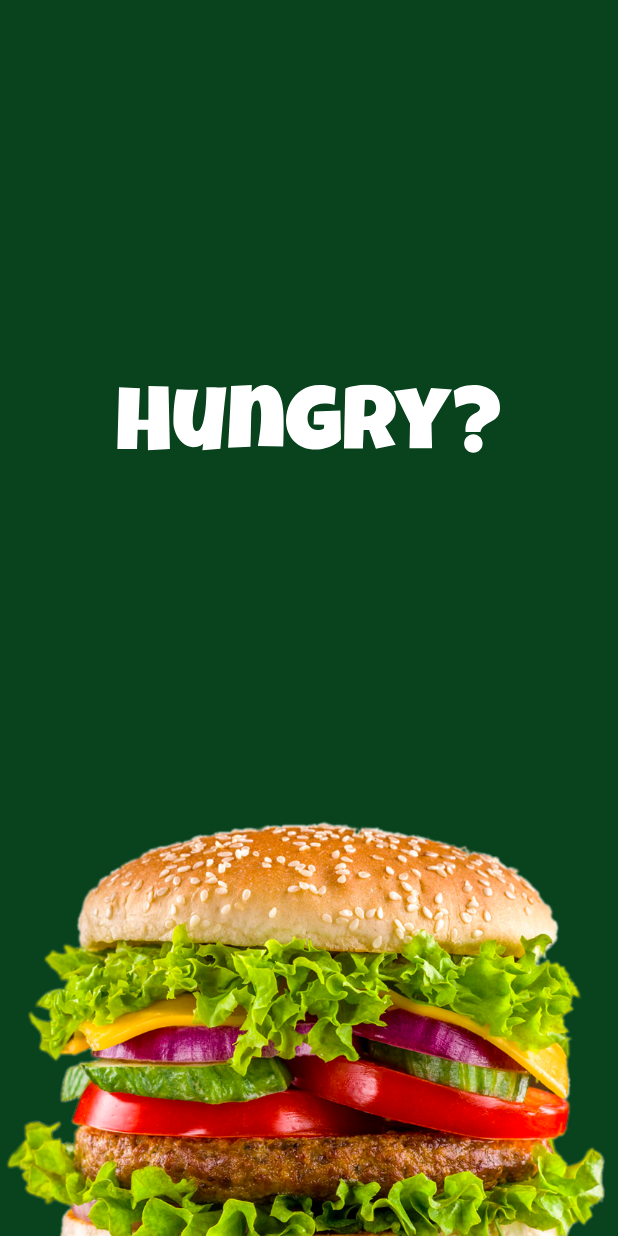
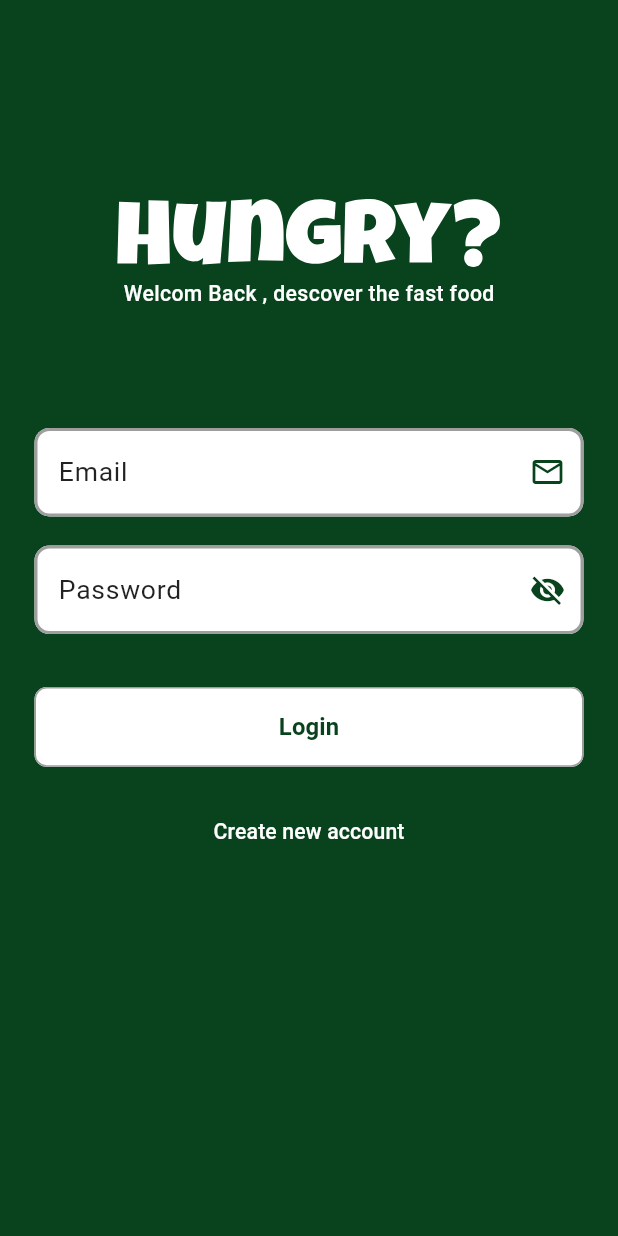
Before and after one commit to Mahfouz28/hangery, a Flutter app: the screen it shows after launch, on a phone screen of 412 x 824 dp. Run offline on Flutter 3.47's test engine with Material 3 defaults, Android fonts, the light colour scheme and no system bars; our stand-ins replace flutter_screenutil, flutter_svg.

Commit message:
add login and signup pages

```diff
--- a/lib/core/routing/app_router.dart
+++ b/lib/core/routing/app_router.dart
@@ -1,14 +1,23 @@
 import 'package:flutter/material.dart';
 import 'package:hangery/core/routing/routs.dart';
+import 'package:hangery/featuer/auth/view/login_view.dart';
+import 'package:hangery/featuer/auth/view/sign_up_view.dart';
 import 'package:hangery/splash_screen.dart';
 
 class AppRouter {
   Route generateRoute(RouteSettings settings) {
     switch (settings.name) {
       case Routs.splashScreen:
-        return MaterialPageRoute(builder: (_) => const SplashScreen());
+        return MaterialPageRoute(builder: (_) => SplashScreen());
+
+      case Routs.loginView:
+        return MaterialPageRoute(builder: (_) => LoginView());
+
+      case Routs.signUp:
+        return MaterialPageRoute(builder: (_) => SignUpView());
+
       default:
-        return MaterialPageRoute(builder: (_) => const Text('Error'));
+        return MaterialPageRoute(builder: (_) => Text('Error'));
     }
   }
 }
--- a/lib/core/routing/routs.dart
+++ b/lib/core/routing/routs.dart
@@ -1,3 +1,5 @@
 class Routs {
   static const String splashScreen = '/splashScreen';
+  static const String loginView = '/loginView';
+  static const String signUp = '/signUp';
 }
--- /dev/null
+++ b/lib/core/sheard/widgets/app_text_feild.dart
@@ -0,0 +1,106 @@
+import 'package:flutter/material.dart';
+import 'package:flutter_screenutil/flutter_screenutil.dart';
+import 'package:hangery/core/constant/app_colors.dart';
+
+class AppTextFeild extends StatefulWidget {
+  final String? hintText;
+  final Widget? suffixIcon;
+  final bool? obscureText;
+  final TextEditingController? controller;
+  final Function(String)? onChanged;
+  final Function()? onTap;
+  final Function(String)? onFieldSubmitted;
+  final TextInputType? keyboardType;
+  final String? Function(String?)? validator;
+  final Color? fillColor;
+  final String? labelText;
+
+  const AppTextFeild({
+    super.key,
+    this.hintText,
+    this.suffixIcon,
+    this.obscureText,
+    this.controller,
+    this.onChanged,
+    this.onTap,
+    this.onFieldSubmitted,
+    this.keyboardType,
+    this.validator,
+    this.labelText,
+    this.fillColor,
+  });
+
+  @override
+  State<AppTextFeild> createState() => _AppTextFeildState();
+}
+
+class _AppTextFeildState extends State<AppTextFeild> {
+  late bool isObscure;
+
+  @override
+  void initState() {
+    super.initState();
+    isObscure = widget.obscureText ?? false;
+  }
+
+  void toggleObscureText() {
+    setState(() {
+      isObscure = !isObscure;
+    });
+  }
+
+  @override
+  Widget build(BuildContext context) {
+    return TextFormField(
+      cursorColor: AppColors.primaryColor,
+      style: TextStyle(
+        color: AppColors.primaryColor,
+        fontWeight: FontWeight.w600,
+        fontSize: 20.sp,
+      ),
+      controller: widget.controller,
+      onChanged: widget.onChanged,
+      onTap: widget.onTap,
+      onFieldSubmitted: widget.onFieldSubmitted,
+      keyboardType: widget.keyboardType,
+      obscureText: isObscure,
+      validator: widget.validator,
+      decoration: InputDecoration(
+        fillColor: widget.fillColor ?? Colors.black12,
+        filled: true,
+        labelText: widget.labelText,
+        labelStyle: TextStyle(color: Colors.black87, fontSize: 20.sp),
+        hintText: widget.hintText,
+        hintStyle: TextStyle(color: Colors.grey, fontSize: 18.sp),
+        suffixIconColor: AppColors.primaryColor,
+
+        suffixIcon: widget.obscureText == true
+            ? IconButton(
+                icon: Icon(
+                  isObscure ? Icons.visibility_off : Icons.visibility,
+                  color: AppColors.primaryColor,
+                ),
+                onPressed: toggleObscureText,
+              )
+            : widget.suffixIcon,
+
+        border: OutlineInputBorder(
+          borderRadius: BorderRadius.circular(10),
+          borderSide: const BorderSide(color: Colors.grey, width: 2),
+        ),
+        enabledBorder: OutlineInputBorder(
+          borderRadius: BorderRadius.circular(10),
+          borderSide: const BorderSide(color: Colors.grey, width: 2),
+        ),
+        focusedBorder: OutlineInputBorder(
+          borderRadius: BorderRadius.circular(10),
+          borderSide: const BorderSide(color: Colors.green, width: 2),
+        ),
+        errorBorder: OutlineInputBorder(
+          borderRadius: BorderRadius.circular(10),
+          borderSide: const BorderSide(color: Colors.red, width: 2),
+        ),
+      ),
+    );
+  }
+}
--- /dev/null
+++ b/lib/core/sheard/widgets/custom_text_botton.dart
@@ -0,0 +1,49 @@
+import 'package:flutter/material.dart';
+import 'package:flutter_screenutil/flutter_screenutil.dart';
+
+class CustomTextBotton extends StatelessWidget {
+  final String? text;
+  final Function()? onPressed;
+  final Color? color;
+  final Color? backGroundColor;
+
+  final double? fontSize;
+  final FontWeight? fontWeight;
+
+  const CustomTextBotton({
+    super.key,
+    this.text,
+    this.onPressed,
+    this.color,
+    this.fontSize,
+    this.fontWeight,
+    this.backGroundColor,
+  });
+
+  @override
+  Widget build(BuildContext context) {
+    return SizedBox(
+      height: 60.sp,
+      width: double.infinity,
+
+      child: TextButton(
+        style: TextButton.styleFrom(
+          backgroundColor: backGroundColor,
+          shape: RoundedRectangleBorder(
+            borderRadius: BorderRadius.circular(8),
+            side: BorderSide(color: Colors.grey),
+          ),
+        ),
+        onPressed: onPressed,
+        child: Text(
+          text ?? '',
+          style: TextStyle(
+            color: color,
+            fontSize: fontSize,
+            fontWeight: fontWeight,
+          ),
+        ),
+      ),
+    );
+  }
+}
--- a/lib/featuer/auth/view/login_view.dart
+++ b/lib/featuer/auth/view/login_view.dart
@@ -0,0 +1,106 @@
+import 'package:flutter/material.dart';
+import 'package:flutter_screenutil/flutter_screenutil.dart';
+import 'package:flutter_svg/svg.dart';
+import 'package:hangery/core/constant/app_colors.dart';
+import 'package:hangery/core/routing/routs.dart';
+import 'package:hangery/core/sheard/widgets/app_text_feild.dart';
+import 'package:hangery/core/sheard/widgets/coustom_text.dart';
+import 'package:hangery/core/sheard/widgets/custom_text_botton.dart';
+import 'package:hangery/core/utils/naivgators.dart';
+
+// ignore: must_be_immutable
+class LoginView extends StatelessWidget {
+  LoginView({super.key});
+  final GlobalKey<FormState> formKey = GlobalKey<FormState>();
+  TextEditingController emailController = TextEditingController();
+  TextEditingController passwordController = TextEditingController();
+
+  @override
+  Widget build(BuildContext context) {
+    return Scaffold(
+      backgroundColor: AppColors.primaryColor,
+      body: Center(
+        child: Padding(
+          padding: EdgeInsets.symmetric(horizontal: 24.w),
+          child: Column(
+            children: [
+              150.verticalSpace,
+              SvgPicture.asset('assets/svg/Hungry_.svg'),
+              8.verticalSpace,
+              CoustomText(
+                text: 'Welcom Back , descover the fast food',
+                color: Colors.white,
+                fontSize: 16.sp,
+                fontWeight: FontWeight.w500,
+              ),
+              90.verticalSpace,
+              Form(
+                key: formKey,
+                child: Column(
+                  children: [
+                    AppTextFeild(
+                      controller: emailController,
+                      suffixIcon: Icon(Icons.email_outlined),
+
+                      fillColor: Colors.white,
+                      labelText: 'Email',
+                      hintText: 'exampil@.com',
+                      keyboardType: TextInputType.emailAddress,
+                      validator: (value) {
+                        if (value == null || value.isEmpty) {
+                          return 'Please enter your email';
+                        }
+                        return null;
+                      },
+                    ),
+                    22.verticalSpace,
+                    AppTextFeild(
+                      controller: passwordController,
+                      suffixIcon: Icon(Icons.remove_red_eye_outlined),
+
+                      fillColor: Colors.white,
+                      labelText: 'Password',
+                      hintText: '***********',
+                      obscureText: true,
+                      validator: (value) {
+                        if (value == null || value.isEmpty) {
+                          return 'Please enter your password';
+                        }
+                        return null;
+                      },
+                    ),
+                    40.verticalSpace,
+                    CustomTextBotton(
+                      backGroundColor: Colors.white,
+                      text: 'Login',
+                      color: AppColors.primaryColor,
+                      fontSize: 18.sp,
+                      fontWeight: FontWeight.w600,
+                      onPressed: () {
+                        if (formKey.currentState!.validate()) {
+                          print('Login button pressed');
+                        }
+                      },
+                    ),
+                    22.verticalSpace,
+                    TextButton(
+                      onPressed: () {
+                        context.pushNamed(Routs.signUp);
+                      },
+                      child: CoustomText(
+                        text: 'Create new account',
+                        color: Colors.white,
+                        fontSize: 16.sp,
+                        fontWeight: FontWeight.w500,
+                      ),
+                    ),
+                  ],
+                ),
+              ),
+            ],
+          ),
+        ),
+      ),
+    );
+  }
+}
```
Also changed, not shown: lib/featuer/auth/view/sign_up_view.dart (+131 -0 lines), lib/splash_screen.dart (+19 -1 lines).
